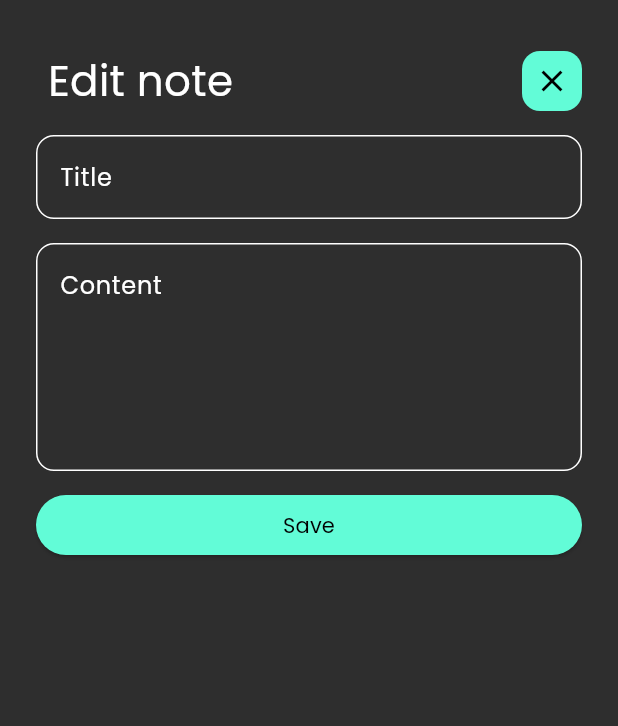
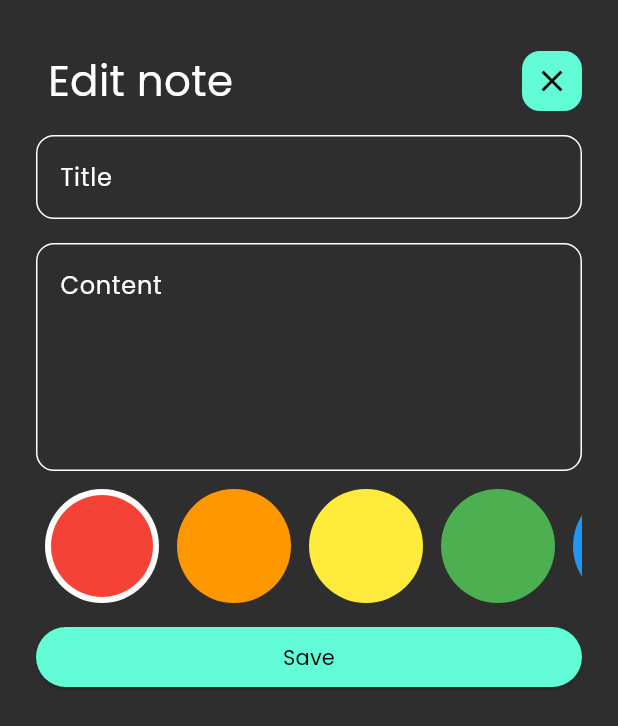
Before and after one commit to omarabdelmawgoud/add_note_improved, a Flutter app: the EditNoteScreen screen opened directly with empty values, on a phone screen of 412 x 824 dp. Shown: the top 726 px of the screen. Run offline on Flutter 3.47's test engine with Material 3 defaults, Android fonts, the phone set to English and light mode, and no system bars; our stand-ins replace bloc, flutter_bloc, font_awesome_flutter, hive, hive_flutter; accounts and stored records are empty.

Commit message:
enable editing the note color and finishing the app

```diff
--- a/lib/Screens/edit_note_screen.dart
+++ b/lib/Screens/edit_note_screen.dart
@@ -4,6 +4,7 @@ import 'package:second_note_app/Models/note_model.dart';
 import 'package:second_note_app/Widgets/custom_app_bar.dart';
 import 'package:second_note_app/Widgets/custom_button.dart';
 import 'package:second_note_app/Widgets/custom_text_field.dart';
+import 'package:second_note_app/Widgets/edit_note_colors_list.dart';
 import 'package:second_note_app/cubits/notes_cubit/notes_cubit.dart';
 
 class EditNoteScreen extends StatefulWidget {
@@ -64,6 +65,8 @@ class _EditNoteScreenState extends State<EditNoteScreen> {
                 onChanged: (value) {},
               ),
               SizedBox(height: 12),
+              EditNoteColorList(note: widget.note,),
+              SizedBox(height: 12),
               CustomButton(
                 onPressed: () {
                   widget.note.title = titleController.text;
--- a/lib/Widgets/colors_list_view.dart
+++ b/lib/Widgets/colors_list_view.dart
@@ -1,5 +1,6 @@
 import 'package:flutter/material.dart';
 import 'package:flutter_bloc/flutter_bloc.dart';
+import 'package:second_note_app/constants.dart';
 import 'package:second_note_app/cubits/add_note_cubit/add_note_cubit.dart';
 
 class ColorItem extends StatelessWidget {
@@ -27,20 +28,13 @@ class ColorsListView extends StatefulWidget {
 
 class _ColorsListViewState extends State<ColorsListView> {
   int selectedIndex = 0;
-  final List<Color> colors = [
-    Colors.red,
-    Colors.orange,
-    Colors.yellow,
-    Colors.green,
-    Colors.blue,
-  ];
 
   @override
   Widget build(BuildContext context) {
     return SizedBox(
       height: 2 * 38,
       child: ListView.builder(
-        itemCount: colors.length,
+        itemCount: kcolors.length,
         scrollDirection: Axis.horizontal,
         itemBuilder: (context, index) {
           return Padding(
@@ -51,11 +45,11 @@ class _ColorsListViewState extends State<ColorsListView> {
                   selectedIndex = index;
                 });
                 BlocProvider.of<AddNoteCubit>(context).color =
-                    colors[selectedIndex];
+                    kcolors[selectedIndex];
               },
               child: ColorItem(
                 isSelected: index == selectedIndex,
-                color: colors[index],
+                color: kcolors[index],
               ),
             ),
           );
--- /dev/null
+++ b/lib/Widgets/edit_note_colors_list.dart
@@ -0,0 +1,51 @@
+import 'package:flutter/material.dart';
+import 'package:second_note_app/Models/note_model.dart';
+import 'package:second_note_app/Widgets/colors_list_view.dart';
+import 'package:second_note_app/constants.dart';
+
+class EditNoteColorList extends StatefulWidget {
+  const EditNoteColorList({super.key, required this.note});
+  final NoteModel note;
+
+  @override
+  State<EditNoteColorList> createState() => _EditNoteColorListState();
+}
+
+class _EditNoteColorListState extends State<EditNoteColorList> {
+  bool isSelected = false;
+  late int selectedIndex;
+  @override
+  void initState() {
+    selectedIndex = kcolors.indexWhere((c) => c.value == widget.note.color);
+    if (selectedIndex == -1) selectedIndex = 0;
+    super.initState();
+  }
+
+  @override
+  Widget build(BuildContext context) {
+    return SizedBox(
+      height: 2 * 38,
+      child: ListView.builder(
+        itemCount: kcolors.length,
+        scrollDirection: Axis.horizontal,
+        itemBuilder: (context, index) {
+          return Padding(
+            padding: const EdgeInsets.symmetric(horizontal: 6.0),
+            child: GestureDetector(
+              onTap: () {
+                setState(() {
+                  selectedIndex = index;
+                  widget.note.color = kcolors[selectedIndex].value;
+                });
+              },
+              child: ColorItem(
+                isSelected: index == selectedIndex,
+                color: kcolors[index],
+              ),
+            ),
+          );
+        },
+      ),
+    );
+  }
+}
--- a/lib/constants.dart
+++ b/lib/constants.dart
@@ -2,3 +2,10 @@ import 'package:flutter/material.dart';
 
 const Color kcolor = Color(0xff62fcd7);
 const String kNotesBox = "notes_box";
+final List<Color> kcolors = [
+    Colors.red,
+    Colors.orange,
+    Colors.yellow,
+    Colors.green,
+    Colors.blue,
+  ];
```
